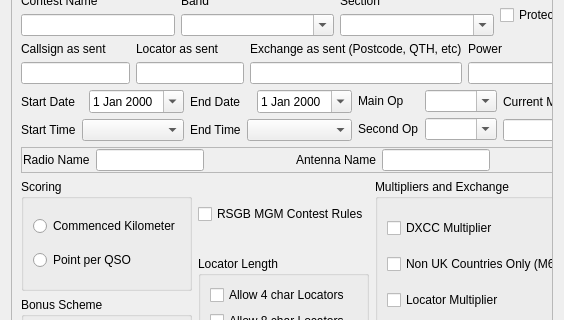
Above: mqt/MqtLogger/contestdetails.ui from zsteva/backup-minos2 before the change; both pictures show x 0 to 564 and y 91 to 411 of the 564 by 590 pixel window. Below: the same form after it.
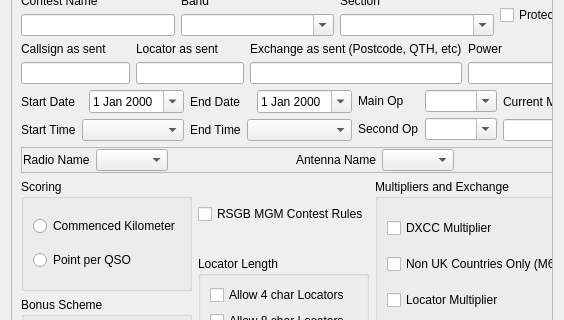
That is the form after the change. Custom widgets are drawn as their Qt base class.

Commit message: combo boxes for rig and rot on ContestDetails

```diff
--- a/mqt/MqtLogger/contestdetails.ui
+++ b/mqt/MqtLogger/contestdetails.ui
@@ -581,7 +581,7 @@
            </widget>
           </item>
           <item>
-           <widget class="QLineEdit" name="radioNameEdit"/>
+           <widget class="QComboBox" name="radioNameEdit"/>
           </item>
           <item>
            <spacer name="horizontalSpacer">
@@ -604,7 +604,7 @@
            </widget>
           </item>
           <item>
-           <widget class="QLineEdit" name="antennaNameEdit"/>
+           <widget class="QComboBox" name="antennaNameEdit"/>
           </item>
           <item>
            <spacer name="horizontalSpacer_8">
```
The commit also changes 3 other files.
